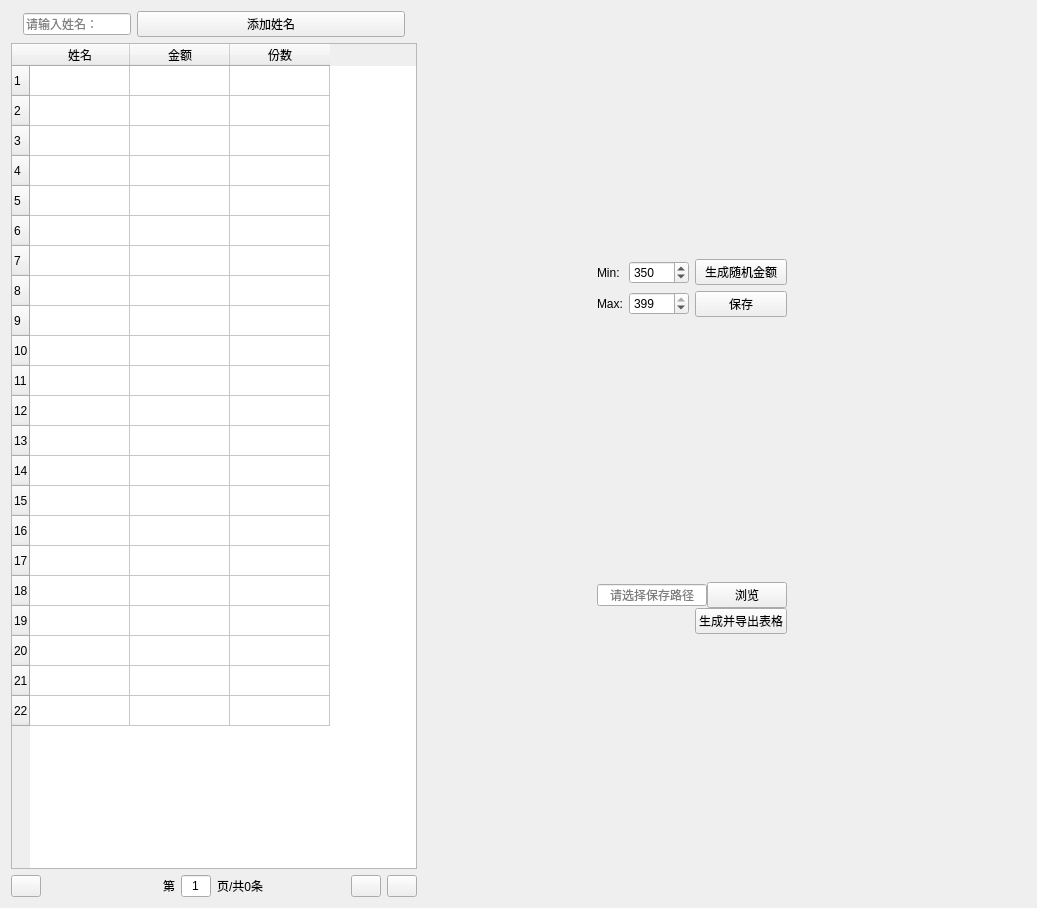
This is PythonProjects/OmronOfficeSystem/TaxiUi.ui in MmMmMqianq/OmronOfficeSystem as Qt 5 draws it before an edit. The edited form follows.
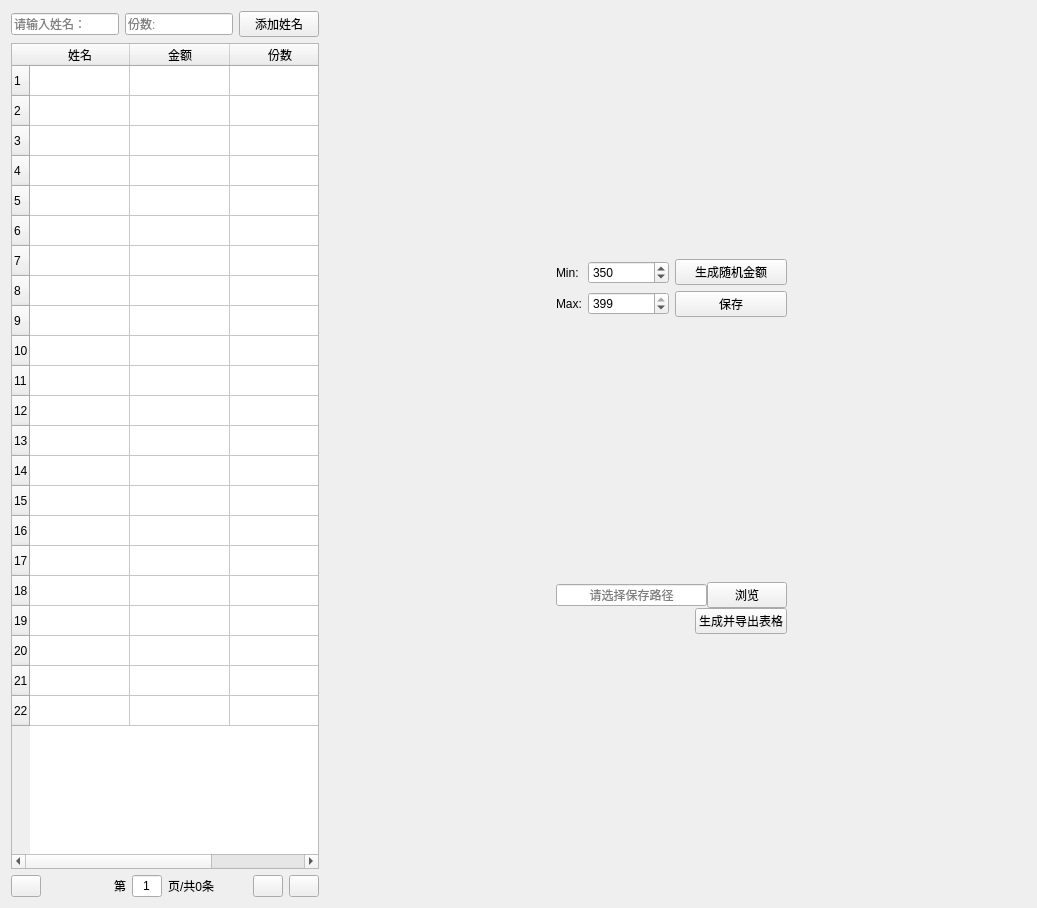
This is the edited form. Icons and pictures are not drawn.

```diff
--- a/PythonProjects/OmronOfficeSystem/TaxiUi.ui
+++ b/PythonProjects/OmronOfficeSystem/TaxiUi.ui
@@ -13,17 +13,11 @@
   <property name="windowTitle">
    <string>Form</string>
   </property>
-  <layout class="QHBoxLayout" name="horizontalLayout_7" stretch="1,0,0,0">
+  <layout class="QHBoxLayout" name="horizontalLayout_7">
    <item>
     <layout class="QVBoxLayout" name="verticalLayout">
      <item>
       <layout class="QHBoxLayout" name="horizontalLayout_2">
-       <property name="leftMargin">
-        <number>12</number>
-       </property>
-       <property name="rightMargin">
-        <number>12</number>
-       </property>
        <item>
         <widget class="QLineEdit" name="nameLineEdit">
          <property name="sizePolicy">
@@ -43,6 +37,13 @@
          </property>
         </widget>
        </item>
+       <item>
+        <widget class="QLineEdit" name="numberEdit">
+         <property name="placeholderText">
+          <string>份数:</string>
+         </property>
+        </widget>
+       </item>
        <item>
         <widget class="QPushButton" name="addNameBtn">
          <property name="toolTip">
```
Left out of the diff: 5 changed lines with no effect on the pictures.
